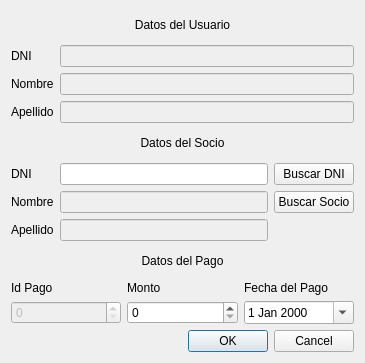
Above: agregarpago.ui from DanielaGanan/biblioteca before the change. Below: the same form after it.
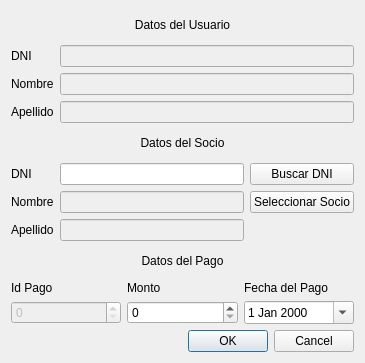
That is the form after the change.

What changed in the file:
```diff
--- a/agregarpago.ui
+++ b/agregarpago.ui
@@ -138,7 +138,7 @@
        <item row="1" column="2">
         <widget class="QPushButton" name="btnBuscarSocio">
          <property name="text">
-          <string>Buscar Socio</string>
+          <string>Seleccionar Socio</string>
          </property>
         </widget>
        </item>
```
Left out of the diff: 10 changed lines with no effect on the pictures.
